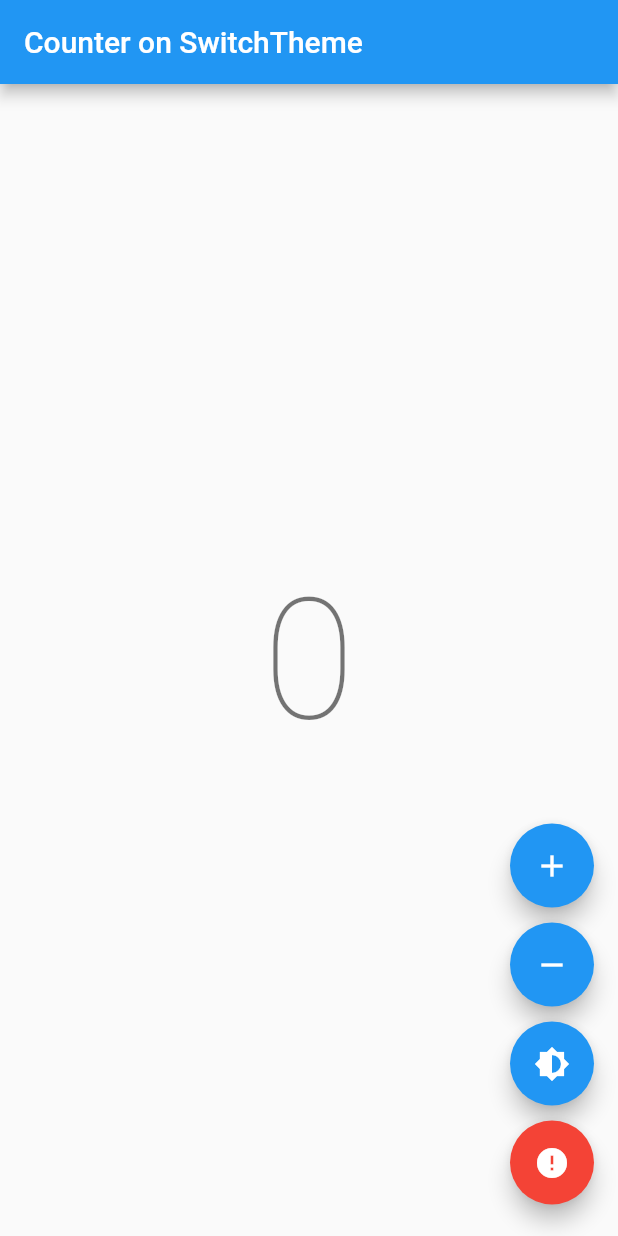
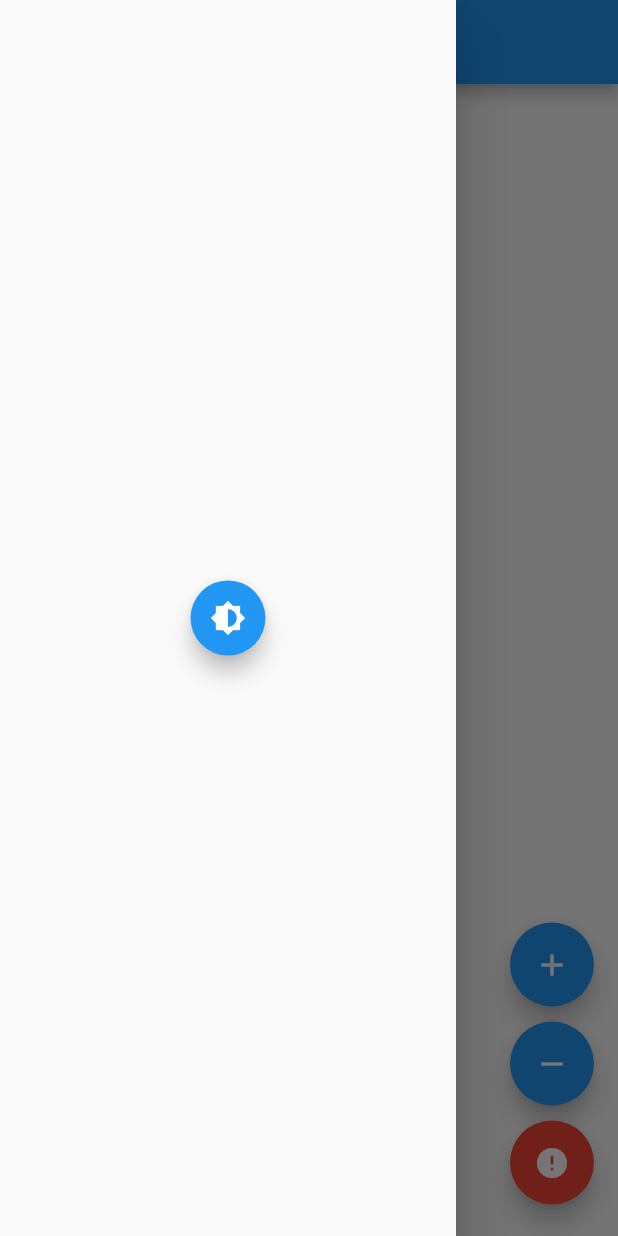
Before and after one commit to KonstantinDuda/flutter_BLoC, a Flutter app: the screen it shows after launch, with the side drawer open (before the commit the screen has no drawer), on a phone screen of 412 x 824 dp. Run offline on Flutter 3.47's test engine with Material 2 defaults, Android fonts, the phone set to English and light mode, and no system bars; our stand-ins replace flutter_bloc.

Commit message:
New looks
Add driwer. New files. The same program.

```diff
--- /dev/null
+++ b/lib/bloc/theme_cubit.dart
@@ -0,0 +1,25 @@
+import 'package:flutter/material.dart';
+import 'package:flutter_bloc/flutter_bloc.dart';
+
+class ThemeCubit extends Cubit<ThemeData> {
+  // Передаем родительскому классу стартовое значение
+  ThemeCubit() : super(_lightTheme);
+
+  static final _lightTheme = ThemeData(
+    floatingActionButtonTheme: const FloatingActionButtonThemeData(
+      foregroundColor: Colors.white,
+    ),
+    brightness: Brightness.light,
+  );
+
+  static final _darkTheme = ThemeData(
+    floatingActionButtonTheme: const FloatingActionButtonThemeData(
+      foregroundColor: Colors.black,
+    ),
+    brightness: Brightness.dark,
+  );
+
+  void toggleTheme() {
+    emit(state.brightness == Brightness.dark ? _lightTheme : _darkTheme);
+  }
+}
--- a/lib/main.dart
+++ b/lib/main.dart
@@ -1,75 +1,46 @@
 import 'package:flutter/material.dart';
 import 'package:flutter_bloc/flutter_bloc.dart';
-import 'dart:async';
-/*
-import 'view/home_page.dart';
-import 'bloc/theme_bloc.dart';
-import 'theme/theme_state.dart';
 
-void main() => runApp(MyApp());
-
-class MyApp extends StatelessWidget {
-  @override
-  Widget build(BuildContext context) {
-    return BlocProvider(
-      builder: (context) => ThemeBloc(),
-      child: BlocBuilder<ThemeBloc, ThemeState>(
-        builder: _buildWithTheme,
-      ),
-    );
-  }
-
-  Widget _buildWithTheme(BuildContext context, ThemeState state) {
-    return MaterialApp(
-      title: 'MaterialApp',
-      home: HomePage(),
-      theme: state.themeData,
-    );
-  }
-}*/
-
-class SimpleBlocObserver extends BlocObserver {
-  @override
-  void onEvent(Bloc bloc, Object event) {
-    print(event);
-    super.onEvent(bloc, event);
-  }
-
-  @override
-  void onChange(Cubit cubit, Change change) {
-    print(change);
-    super.onChange(cubit, change);
-  }
-
-  @override
-  void onTransition(Bloc bloc, Transition transition) {
-    print(transition);
-    super.onTransition(bloc, transition);
-  }
-
-  @override
-  void onError(Cubit cubit, Object error, StackTrace stackTrace) {
-    print(error);
-    super.onError(cubit, error, stackTrace);
-  }
-}
+import 'view/counter_page.dart';
+import 'bloc/observer.dart';
+import 'bloc/theme_cubit.dart';
+import 'bloc/counter_bloc.dart';
 
 void main() {
+  // Обьявляем, что нужно использовать наш Делегат (Observer)
   Bloc.observer = SimpleBlocObserver();
   runApp(App());
 }
 
+// Создаем класс - виджет
 class App extends StatelessWidget {
 
   @override
   Widget build(BuildContext context) {
+    // Поставщик предоставляет блок своим дочерним елементам
+    // через контекст. Он используется как виджет внедрения
+    // зависимостей. Чаще используется для создания новых
+    // блоков, которые будут доступны остальному в поддереву.
+    // Если отвечает за создание блока, автоматически
+    // обрабатывает закрытие блока
+    // Может использоваться для предоставления существующего
+    // блока новой части дерева виджетов
     return BlocProvider(
+      // Возвращает ThemeCubit через context
       create: (_) => ThemeCubit(),
+      // Блок строитель обрабатывает создание виджета в
+      // ответ на новое состояние. (потенциально) Функция строитель может
+      // вызываться несколько раз.
+      // Является дженериком. Использует класс управляющий
+      // состоянием и состояние как второй елемент (в данном случае)
       child: BlocBuilder<ThemeCubit, ThemeData>(
+        // При необходимости можно указать  кубит, ограниченный
+        // одним виджетом и недоступный через провайдер и текущий контекст
         builder: (_, theme) {
           return MaterialApp(
             theme: theme,
             home: BlocProvider(
+              // Добавляем в контекст блок счетчика
               create: (_) => CounterBloc(),
               child: CounterPage(),
             ),
@@ -79,102 +50,3 @@ class App extends StatelessWidget {
     );
   }
 }
-
-class CounterPage extends StatelessWidget {
-
-  @override
-  Widget build(BuildContext context) {
-    return Scaffold(
-      appBar: AppBar(title: const Text('Counter on SwitchTheme')),
-      body: BlocBuilder<CounterBloc, int>(
-        builder: (_, count) {
-          return Center(
-            child: Text(
-              '$count',
-              style: Theme.of(context).textTheme.headline1,
-            ),
-          );
-        },
-      ),
-      floatingActionButton: Column(
-        crossAxisAlignment: CrossAxisAlignment.end,
-        mainAxisAlignment: MainAxisAlignment.end,
-        children: <Widget>[
-          Padding(
-            padding: const EdgeInsets.symmetric(vertical: 5.0),
-            child: FloatingActionButton(
-              child: const Icon(Icons.add),
-              onPressed: () =>
-                context.read<CounterBloc>().add(CounterEvent.increment),
-            ),
-          ),
-          Padding(
-            padding: const EdgeInsets.symmetric(vertical: 5.0),
-            child: FloatingActionButton(
-              child: const Icon(Icons.remove),
-              onPressed: () =>
-                context.read<CounterBloc>().add(CounterEvent.decrement),
-            ),
-          ),
-          Padding(
-            padding: const EdgeInsets.symmetric(vertical: 5.0),
-            child: FloatingActionButton(
-              child: const Icon(Icons.brightness_6),
-              onPressed: () => context.read<ThemeCubit>().toggleTheme(),
-            ),
-          ),
-          Padding(
-            padding: const EdgeInsets.symmetric(vertical: 5.0),
-            child: FloatingActionButton(
-              backgroundColor: Colors.red,
-              child: const Icon(Icons.error),
-              onPressed: () => context.read<CounterBloc>().add(null),
-            ),
-          ),
-        ],
-      ),
-    );
-  }
-}
-
-enum CounterEvent {increment, decrement}
-
-class CounterBloc extends Bloc<CounterEvent, int> {
-  CounterBloc() : super(0);
-
-  @override
-  Stream<int> mapEventToState(CounterEvent event) async* {
-    switch (event) {
-      case CounterEvent.decrement:
-        yield state - 1;
-        break;
-      case CounterEvent.increment:
-        yield state + 1;
-        break;
-      default:
-        addError(Exception('unsupported event'));
-    }
-  }
-}
-
-class ThemeCubit extends Cubit<ThemeData> {
-  ThemeCubit() : super(_lightTheme);
-
-  static final _lightTheme = ThemeData(
-    floatingActionButtonTheme: const FloatingActionButtonThemeData(
-      foregroundColor: Colors.white,
-    ),
-    brightness: Brightness.light,
-  );
-
-  static final _darkTheme = ThemeData(
-    floatingActionButtonTheme: const FloatingActionButtonThemeData(
-      foregroundColor: Colors.black,
-    ),
-    brightness: Brightness.dark,
-  );
-
-  void toggleTheme() {
-    emit(state.brightness == Brightness.dark ? _lightTheme : _darkTheme);
-  }
-}
--- /dev/null
+++ b/lib/view/counter_page.dart
@@ -0,0 +1,93 @@
+import 'package:flutter/material.dart';
+import 'package:flutter_bloc/flutter_bloc.dart';
+
+import '../bloc/counter_bloc.dart';
+import '../bloc/theme_cubit.dart';
+
+class CounterPage extends StatelessWidget {
+
+  @override
+  Widget build(BuildContext context) {
+    return Scaffold(
+      appBar: AppBar(title: const Text('Counter on SwitchTheme')),
+      drawer: Drawer(
+        child: Center(
+          child: Container(
+            width: 50.0,
+            height: 50.0,
+            child: FloatingActionButton(
+              mini: true,
+              child: Icon(Icons.brightness_6),
+              onPressed: () => context.read<ThemeCubit>().toggleTheme(),
+            ),
+          ),
+        ),
+      ),
+      // Блок строитель обрабатывает создание виджета в
+      // ответ на новое состояние.
+      // (потенциально) Функция строитель может
+      // вызываться несколько раз.
+      // Является дженериком. Использует класс управляющий
+      // состоянием и состояние как второй елемент
+      body: BlocBuilder<CounterBloc, int>(
+        builder: (_, count) {
+          return Center(
+            child: Text(
+              // Выводим каунт которым управляет и который
+              // прослушивает Блок строитель
+              '$count',
+              // Указываем стиль текста, чтоб менялся цвет
+              // когда меняет тему приложения
+              style: Theme.of(context).textTheme.headline1,
+            ),
+          );
+        },
+      ),
+      floatingActionButton: Column(
+        crossAxisAlignment: CrossAxisAlignment.end,
+        mainAxisAlignment: MainAxisAlignment.end,
+        children: <Widget>[
+          Padding(
+            padding: const EdgeInsets.symmetric(vertical: 5.0),
+            child: FloatingActionButton(
+              child: const Icon(Icons.add),
+              onPressed: () =>
+                context.read<CounterBloc>().add(CounterEvent.increment),
+            ),
+          ),
+          Padding(
+            padding: const EdgeInsets.symmetric(vertical: 5.0),
+            child: FloatingActionButton(
+              child: const Icon(Icons.remove),
+              onPressed: () =>
+                // Благодаря тому, что у нас есть доступ к блоку счетчика
+                // так-как мы добавили его в провайдере
+                // теперь мы можем считать из контекста с указанием
+                // класса управляющего счетчиком и добавить событие
+                context.read<CounterBloc>().add(CounterEvent.decrement),
+            ),
+          ),/*
+          Padding(
+            padding: const EdgeInsets.symmetric(vertical: 5.0),
+            child: FloatingActionButton(
+              child: const Icon(Icons.brightness_6),
+              // Благодаря тому, что у нас есть доступ к кубиту темы
+              // так-как мы добавили его в провайдере
+              // теперь мы можем считать из контекста с указанием
+              // класса управляющего темой и вызвать событие
+              onPressed: () => context.read<ThemeCubit>().toggleTheme(),
+            ),
+          ),*/
+          Padding(
+            padding: const EdgeInsets.symmetric(vertical: 5.0),
+            child: FloatingActionButton(
+              backgroundColor: Colors.red,
+              child: const Icon(Icons.error),
+              onPressed: () => context.read<CounterBloc>().add(null),
+            ),
+          ),
+        ],
+      ),
+    );
+  }
+}
```
Also changed, not shown: lib/bloc/counter_bloc.dart (added, +23 -0 lines), lib/bloc/observer.dart (added, +40 -0 lines).
